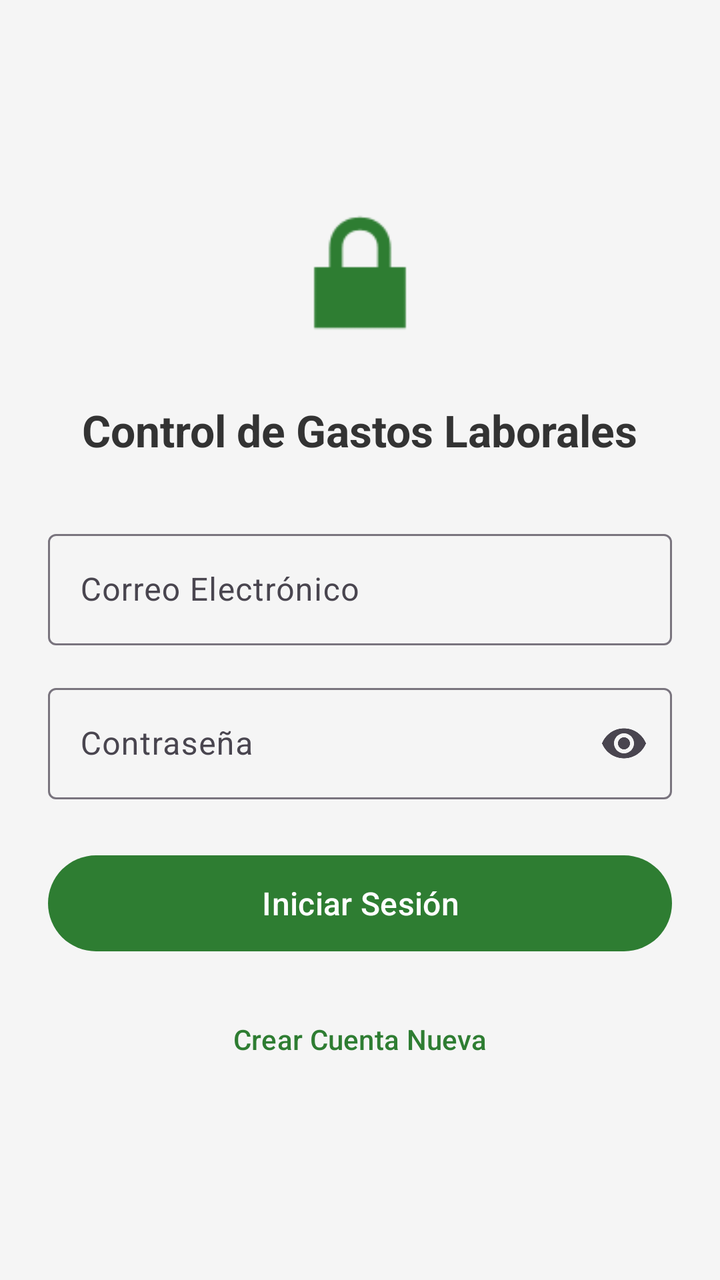
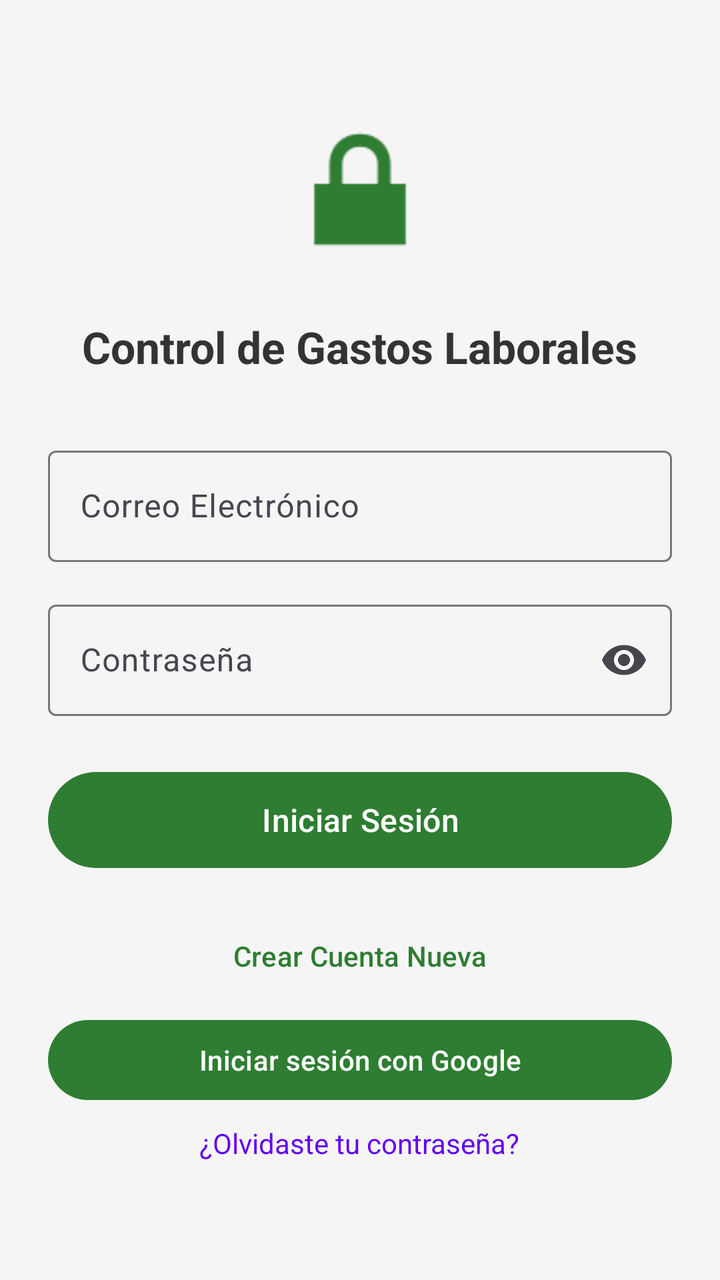

Before-and-after screenshots of an Android layout around one commit, followed by the original layout XML and the change that was made.
<!-- AndroidManifest.xml: application theme Theme.ControlDeGastos -->
<!-- res/layout/activity_login.xml -->
<?xml version="1.0" encoding="utf-8"?>
<ScrollView xmlns:android="http://schemas.android.com/apk/res/android"
    xmlns:app="http://schemas.android.com/apk/res-auto"
    android:layout_width="match_parent"
    android:layout_height="match_parent"
    android:background="@color/fondo"
    android:fillViewport="true">

    <LinearLayout
        android:layout_width="match_parent"
        android:layout_height="wrap_content"
        android:gravity="center"
        android:orientation="vertical"
        android:padding="24dp">

        <ImageView
            android:layout_width="88dp"
            android:layout_height="88dp"
            android:layout_marginBottom="20dp"
            android:contentDescription="@string/app_name"
            android:src="@android:drawable/ic_lock_lock"
            app:tint="@color/verde_primario" />

        <TextView
            android:layout_width="wrap_content"
            android:layout_height="wrap_content"
            android:layout_marginBottom="32dp"
            android:text="@string/login_titulo"
            android:textColor="@color/texto_principal"
            android:textSize="22sp"
            android:textStyle="bold" />

        <com.google.android.material.textfield.TextInputLayout
            android:id="@+id/tilEmail"
            style="@style/Widget.Material3.TextInputLayout.OutlinedBox"
            android:layout_width="match_parent"
            android:layout_height="wrap_content"
            android:layout_marginBottom="16dp"
            android:hint="@string/correo_electronico">

            <com.google.android.material.textfield.TextInputEditText
                android:id="@+id/etEmail"
                android:layout_width="match_parent"
                android:layout_height="wrap_content"
                android:inputType="textEmailAddress"
                android:maxLines="1" />
        </com.google.android.material.textfield.TextInputLayout>

        <com.google.android.material.textfield.TextInputLayout
            android:id="@+id/tilPassword"
            style="@style/Widget.Material3.TextInputLayout.OutlinedBox"
            android:layout_width="match_parent"
            android:layout_height="wrap_content"
            android:layout_marginBottom="24dp"
            android:hint="@string/contrasena"
            app:endIconMode="password_toggle">

            <com.google.android.material.textfield.TextInputEditText
                android:id="@+id/etPassword"
                android:layout_width="match_parent"
                android:layout_height="wrap_content"
                android:inputType="textPassword"
                android:maxLines="1" />
        </com.google.android.material.textfield.TextInputLayout>

        <Button
            android:id="@+id/btnLogin"
            android:layout_width="match_parent"
            android:layout_height="56dp"
            android:layout_marginBottom="12dp"
            android:text="@string/iniciar_sesion"
            android:textSize="16sp"
            app:backgroundTint="@color/verde_primario" />

        <Button
            android:id="@+id/btnRegister"
            style="@style/Widget.Material3.Button.TextButton"
            android:layout_width="match_parent"
            android:layout_height="56dp"
            android:text="@string/crear_cuenta"
            android:textColor="@color/verde_primario"
            android:textSize="14sp" />
    </LinearLayout>
</ScrollView>
<!-- resources referenced by this layout -->
<resources>
  <color name="fondo">#F5F5F5</color>
  <color name="texto_principal">#333333</color>
  <color name="verde_primario">#2E7D32</color>
  <string name="app_name">ControlDeGastos</string>
  <string name="contrasena">Contraseña</string>
  <string name="correo_electronico">Correo Electrónico</string>
  <string name="crear_cuenta">Crear Cuenta Nueva</string>
  <string name="iniciar_sesion">Iniciar Sesión</string>
  <string name="login_titulo">Control de Gastos Laborales</string>
  <style name="Theme.ControlDeGastos" parent="Base.Theme.ControlDeGastos" />
  <style name="Base.Theme.ControlDeGastos" parent="Theme.Material3.DayNight.NoActionBar">
          <item name="colorPrimary">@color/verde_primario</item>
          <item name="colorOnPrimary">@color/white</item>
          <item name="colorSecondary">@color/verde_oscuro</item>
          <item name="android:statusBarColor">@color/verde_oscuro</item>
          <item name="android:windowBackground">@color/fondo</item>
      </style>
  <color name="white">#FFFFFFFF</color>
  <color name="verde_oscuro">#1B5E20</color>
</resources>

<!-- the commit's change to res/layout/activity_login.xml (unified diff, before → after) -->
@@ -80,5 +80,21 @@
             android:text="@string/crear_cuenta"
             android:textColor="@color/verde_primario"
             android:textSize="14sp" />
+
+        <Button
+                android:id="@+id/btnGoogleLogin"
+                android:layout_width="match_parent"
+                android:layout_height="wrap_content"
+                android:text="Iniciar sesión con Google" />
+
+        <TextView
+                android:id="@+id/tvOlvideContrasena"
+                android:layout_width="wrap_content"
+                android:layout_height="wrap_content"
+                android:text="¿Olvidaste tu contraseña?"
+                android:textColor="@color/design_default_color_primary"
+                android:padding="8dp"/>
+
+
     </LinearLayout>
 </ScrollView>
<!-- resource entries referenced after the edit -->
@@ -10,7 +10,7 @@
   <string name="iniciar_sesion">Iniciar Sesión</string>
   <string name="login_titulo">Control de Gastos Laborales</string>
   <style name="Theme.ControlDeGastos" parent="Base.Theme.ControlDeGastos" />
-  <style name="Base.Theme.ControlDeGastos" parent="Theme.Material3.DayNight.NoActionBar">
+  <style name="Base.Theme.ControlDeGastos" parent="Theme.Material3.Light.NoActionBar">
           <item name="colorPrimary">@color/verde_primario</item>
           <item name="colorOnPrimary">@color/white</item>
           <item name="colorSecondary">@color/verde_oscuro</item>
